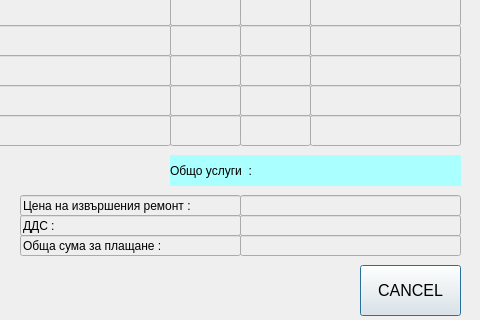
This is printformat.ui in JohnnyBrawo/CarServ as Qt 5 draws it before an edit; both pictures show x 500 to 980 and y 625 to 945 of the 980 by 945 pixel window. The edited form follows.
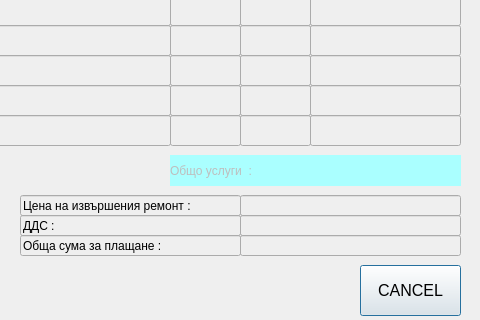
This is the edited form.

Patch:
```diff
--- a/printformat.ui
+++ b/printformat.ui
@@ -368,6 +368,9 @@
    </property>
   </widget>
   <widget class="QLabel" name="L_TotalWorkCost">
+   <property name="enabled">
+    <bool>false</bool>
+   </property>
    <property name="geometry">
     <rect>
      <x>670</x>
```
Left out of the diff: 3 changed lines with no effect on the pictures.
